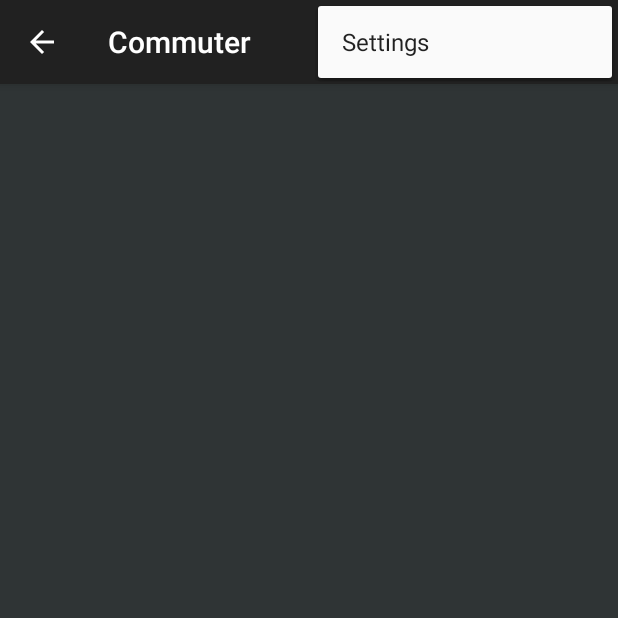
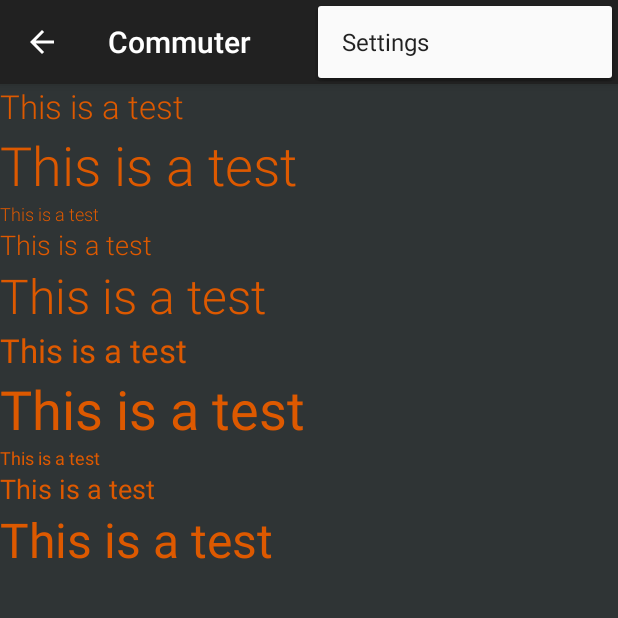
Before and after one commit to Br3ttl3y/Local, an Android app: the screen it shows after launch (Home), with the options menu open, on a phone screen of 412 x 824 dp, the top half of it. Run offline under Robolectric (Android 15) with nearby library versions, the phone set to English and light mode, and no system bars; 2 statements that could not run were skipped.

Commit message:
Continued work on nav drawer and UI elements

```diff
--- a/Commuter/commuter/src/main/java/austindroids/com/commuter/Home.java
+++ b/Commuter/commuter/src/main/java/austindroids/com/commuter/Home.java
@@ -1,14 +1,22 @@
 package austindroids.com.commuter;
 
-import android.graphics.drawable.ColorDrawable;
+import android.support.v4.app.Fragment;
+import android.support.v4.app.FragmentManager;
+import android.support.v4.app.FragmentTransaction;
 import android.support.v4.widget.DrawerLayout;
 import android.support.v7.app.ActionBarActivity;
-import android.support.v7.app.ActionBar;
 import android.os.Bundle;
 import android.view.Menu;
 import android.view.MenuItem;
 
-
+/**
+ * This class represents the main activity of the application. This class contains the entire view
+ * of the screen minus the action bar and status bar. This class handles creation of the nav drawer
+ * and any new fragments needed for the app. To accomplish this, use the nav item list or create
+ * callbacks to this class from the fragments by attaching the other classes interface in the
+ * onAttach(Activity activity) event and over riding the methods in this class where it should
+ * create the fragment and pass in any args that are needed.
+ */
 public class Home extends ActionBarActivity implements NavigationDrawer.NavigationDrawerCallbacks{
 
     private NavigationDrawer navigationDrawer;
@@ -21,6 +29,9 @@ public class Home extends ActionBarActivity implements NavigationDrawer.Navigati
         navigationDrawer = (NavigationDrawer) getSupportFragmentManager().findFragmentById(R.id.navigation_drawer);
         // setup the nav drawer
         navigationDrawer.setUp(R.id.navigation_drawer, (DrawerLayout) findViewById(R.id.drawer_layout));
+
+        // By default, navigate to the record fragment.
+        navigateToPage(R.id.nav_record);
 
     }
 
@@ -46,6 +57,32 @@ public class Home extends ActionBarActivity implements NavigationDrawer.Navigati
 
     @Override
     public void onNavDrawerItemSelected(NavigationDrawer.NavItem item) {
+        navigateToPage(item.id);
+    }
+
+    private void navigateToPage(int id) {
+        Fragment fragment = null;
+        switch (id) {
+            case R.id.nav_record:
+                fragment = new RecordFragment();
+        }
+        // we do not want to add to backstack here because if we do and the user clicks on the same
+        // nav drawer item over and over again, they will all be added to backstack holding the back
+        // button hostage
+        // TODO we can code it up so if there is not an instance if a particular fragment, we can add it to backstack, but this breaks android design guidelines.
+        navigateToFragment(fragment, false);
+    }
+
+    private void navigateToFragment(Fragment fragment, boolean addToBackStack) {
+        if (fragment != null) {
+            FragmentManager fragmentManager = getSupportFragmentManager();
+            FragmentTransaction ft = fragmentManager.beginTransaction();
+            if (addToBackStack) {
+                ft.addToBackStack(null);
+            }
+            ft.replace(R.id.container, fragment).commit();
+        }
 
     }
+
 }
--- a/Commuter/commuter/src/main/java/austindroids/com/commuter/NavigationDrawer.java
+++ b/Commuter/commuter/src/main/java/austindroids/com/commuter/NavigationDrawer.java
@@ -14,6 +14,8 @@ import android.view.LayoutInflater;
 import android.view.MenuItem;
 import android.view.View;
 import android.view.ViewGroup;
+import android.widget.AdapterView;
+import android.widget.ArrayAdapter;
 import android.widget.ListView;
 
 public class NavigationDrawer extends Fragment{
@@ -24,8 +26,14 @@ public class NavigationDrawer extends Fragment{
      */
     private static final String PREF_LEARNED_ABOUT_DRAWER = "nav_drawer_learned";
 
+    /**
+     * save the currently selected position in case of fragment is destroyed and recreated
+     */
+    private static final String STATE_SELECTED_POSITION = "selected_nav_drawer_position";
+
     NavigationDrawerCallbacks callbacks;
 
+    private int currentSelectedPosition = 0;
     private boolean userLearnedAboutDrawer;
 
     private ListView drawerListView;
@@ -33,12 +41,24 @@ public class NavigationDrawer extends Fragment{
     private DrawerLayout drawerLayout;
     private ActionBarDrawerToggle drawerToggle;
 
+    private NavItem[] navItemsDefault;
+    private ArrayAdapter<NavItem> adapter;
+
     @Override
     public void onCreate(Bundle savedInstanceState) {
         super.onCreate(savedInstanceState);
 
         SharedPreferences sharedPreferences = PreferenceManager.getDefaultSharedPreferences(getActivity());
         userLearnedAboutDrawer = sharedPreferences.getBoolean(PREF_LEARNED_ABOUT_DRAWER, false);
+
+        navItemsDefault = new NavItem[] {
+          new NavItem(R.id.nav_record, getString(R.string.record))
+        };
+
+        if (savedInstanceState != null) {
+            currentSelectedPosition = savedInstanceState.getInt(STATE_SELECTED_POSITION);
+            // TODO figure out how to navigate to this fragment
+        }
 
     }
 
@@ -57,10 +77,29 @@ public class NavigationDrawer extends Fragment{
     @Override
     public View onCreateView(LayoutInflater inflater, ViewGroup container, Bundle savedInstanceState) {
         drawerListView = (ListView) inflater.inflate(R.layout.fragment_nav_drawer, container, false);
-        // TODO set onItemClickListener
-        // TODO add nav items
+        drawerListView.setOnItemClickListener(new OnNavItemSelected());
 
+        adapter = new ArrayAdapter<NavItem>(
+                getActionBar().getThemedContext(),
+                R.layout.row_nav_item,
+                R.id.text_nav_text
+        );
+
+        // TODO move this behind auth layer if implemented
+        adapter.clear();
+        adapter.addAll(navItemsDefault);
+        adapter.notifyDataSetChanged();
+
+        drawerListView.setAdapter(adapter);
+
+        drawerListView.setItemChecked(currentSelectedPosition, true);
         return drawerListView;
+    }
+
+    @Override
+    public void onSaveInstanceState(Bundle outState) {
+        super.onSaveInstanceState(outState);
+        outState.putInt(STATE_SELECTED_POSITION, currentSelectedPosition);
     }
 
     @Override
@@ -95,6 +134,7 @@ public class NavigationDrawer extends Fragment{
         ActionBar actionBar = getActionBar();
         actionBar.setDisplayHomeAsUpEnabled(true);
         actionBar.setHomeButtonEnabled(true);
+        actionBar.setNavigationMode(ActionBar.NAVIGATION_MODE_STANDARD);
 
         drawerToggle = new ActionBarDrawerToggle(
                 getActivity(),
@@ -160,6 +200,21 @@ public class NavigationDrawer extends Fragment{
         void onNavDrawerItemSelected(NavItem item);
     }
 
+    private void selectItem(int position, NavItem item) {
+        currentSelectedPosition = position;
+
+        if (drawerListView != null) {
+            drawerListView.setItemChecked(position, true);
+        }
+        if (drawerLayout != null) {
+            drawerLayout.closeDrawer(fragmentContainerView);
+        }
+        if (callbacks != null) {
+            // Send a callback to the activity to replace the container with the new fragment
+            callbacks.onNavDrawerItemSelected(item);
+        }
+    }
+
     public static class NavItem {
         final int id;
         final String title;
@@ -174,4 +229,12 @@ public class NavigationDrawer extends Fragment{
             return title;
         }
     }
+
+    private class OnNavItemSelected implements AdapterView.OnItemClickListener {
+        @Override
+        public void onItemClick(AdapterView<?> parent, View view, int position, long id) {
+            NavItem item = (NavItem) parent.getItemAtPosition(position);
+            selectItem(position, item);
+        }
+    }
 }
--- /dev/null
+++ b/Commuter/commuter/src/main/java/austindroids/com/commuter/RecordFragment.java
@@ -0,0 +1,21 @@
+package austindroids.com.commuter;
+
+import android.os.Bundle;
+import android.support.v4.app.Fragment;
+import android.view.LayoutInflater;
+import android.view.View;
+import android.view.ViewGroup;
+
+/**
+ * Created by markrebhan on 7/5/14.
+ */
+public class RecordFragment extends Fragment {
+
+    @Override
+    public View onCreateView(LayoutInflater inflater, ViewGroup container, Bundle savedInstanceState) {
+        View view = inflater.inflate(R.layout.fragment_record, container, false);
+
+
+        return view;
+    }
+}
--- /dev/null
+++ b/Commuter/commuter/src/main/res/drawable/nav_item.xml
@@ -0,0 +1,12 @@
+<?xml version="1.0" encoding="utf-8"?>
+
+<selector xmlns:android="http://schemas.android.com/apk/res/android">
+
+    <item android:state_pressed="true"
+        android:drawable="@color/blue_selected" />
+    <item android:state_focused="true"
+        android:drawable="@color/blue_selected" />
+    <!-- default state color -->
+    <item android:drawable="@color/blue_main" />
+
+</selector>
--- a/Commuter/commuter/src/main/res/layout/fragment_nav_drawer.xml
+++ b/Commuter/commuter/src/main/res/layout/fragment_nav_drawer.xml
@@ -6,6 +6,8 @@
     android:layout_height="match_parent"
     android:choiceMode="singleChoice"
     android:background="@color/blue_main"
+    android:dividerHeight="1dp"
+    android:divider="@color/gray_dark_main"
     tools:context="austindroids.com.commuter.NavigationDrawer">
 
 </ListView>
--- /dev/null
+++ b/Commuter/commuter/src/main/res/layout/fragment_record.xml
@@ -0,0 +1,89 @@
+<?xml version="1.0" encoding="utf-8"?>
+
+<LinearLayout xmlns:android="http://schemas.android.com/apk/res/android"
+    android:orientation="vertical"
+    android:layout_width="match_parent"
+    android:layout_height="match_parent"
+    android:background="@color/black_background">
+
+    <TextView
+        android:layout_width="wrap_content"
+        android:layout_height="wrap_content"
+        android:textSize="22sp"
+        android:text="This is a test"
+        android:fontFamily="sans-serif-light"
+        android:textColor="@color/orange_main"/>
+
+    <TextView
+        android:layout_width="wrap_content"
+        android:layout_height="wrap_content"
+        android:textSize="36sp"
+        android:text="This is a test"
+        android:fontFamily="sans-serif-light"
+        android:textColor="@color/orange_main"/>
+
+    <TextView
+        android:layout_width="wrap_content"
+        android:layout_height="wrap_content"
+        android:textSize="12sp"
+        android:text="This is a test"
+        android:fontFamily="sans-serif-light"
+        android:textColor="@color/orange_main"/>
+
+    <TextView
+        android:layout_width="wrap_content"
+        android:layout_height="wrap_content"
+        android:textSize="18sp"
+        android:text="This is a test"
+        android:fontFamily="sans-serif-light"
+        android:textColor="@color/orange_main"/>
+
+    <TextView
+        android:layout_width="wrap_content"
+        android:layout_height="wrap_content"
+        android:textSize="32sp"
+        android:text="This is a test"
+        android:fontFamily="sans-serif-light"
+        android:textColor="@color/orange_main"/>
+
+    <TextView
+        android:layout_width="wrap_content"
+        android:layout_height="wrap_content"
+        android:textSize="22sp"
+        android:text="This is a test"
+        android:fontFamily="sans-serif"
+        android:textColor="@color/orange_main"/>
+
+    <TextView
+        android:layout_width="wrap_content"
+        android:layout_height="wrap_content"
+        android:textSize="36sp"
+        android:text="This is a test"
+        android:fontFamily="sans-serif"
+        android:textColor="@color/orange_main"/>
+
+    <TextView
+        android:layout_width="wrap_content"
+        android:layout_height="wrap_content"
+        android:textSize="12sp"
+        android:text="This is a test"
+        android:fontFamily="sans-serif"
+        android:textColor="@color/orange_main"/>
+
+    <TextView
+        android:layout_width="wrap_content"
+        android:layout_height="wrap_content"
+        android:textSize="18sp"
+        android:text="This is a test"
+        android:fontFamily="sans-serif"
+        android:textColor="@color/orange_main"/>
+
+    <TextView
+        android:layout_width="wrap_content"
+        android:layout_height="wrap_content"
+        android:textSize="32sp"
+        android:text="This is a test"
+        android:fontFamily="sans-serif"
+        android:textColor="@color/orange_main"/>
+
+</LinearLayout>
--- /dev/null
+++ b/Commuter/commuter/src/main/res/layout/row_nav_item.xml
@@ -0,0 +1,20 @@
+<?xml version="1.0" encoding="utf-8"?>
+
+<LinearLayout xmlns:android="http://schemas.android.com/apk/res/android"
+    xmlns:tools="http://schemas.android.com/tools"
+    android:orientation="horizontal"
+    android:layout_width="match_parent"
+    android:layout_height="48dp"
+    android:background="@drawable/nav_item">
+
+    <TextView
+        android:id="@+id/text_nav_text"
+        android:layout_width="wrap_content"
+        android:layout_height="wrap_content"
+        android:textColor="@color/gray_dark_main"
+        android:layout_marginLeft="16dp"
+        android:layout_gravity="center"
+        android:textSize="22sp"
+        tools:text="Record"/>
+
+</LinearLayout>
--- a/Commuter/commuter/src/main/res/values/colors.xml
+++ b/Commuter/commuter/src/main/res/values/colors.xml
@@ -5,6 +5,8 @@
     <color name="blue_main">#c5e1e2</color>
     <color name="orange_main">#DD5900</color>
     <color name="gray_main">#CBC4BC</color>
+    <color name="gray_dark_main">#686663</color>
+    <color name="blue_selected">#7ebcbe</color>
 
 
 </resources>
--- /dev/null
+++ b/Commuter/commuter/src/main/res/values/nav_ids.xml
@@ -0,0 +1,5 @@
+<?xml version="1.0" encoding="utf-8"?>
+<resources>
+    <item name="nav_record" type="id" />
+
+</resources>
--- a/Commuter/commuter/src/main/res/values/strings.xml
+++ b/Commuter/commuter/src/main/res/values/strings.xml
@@ -6,5 +6,6 @@
     <string name="action_settings">Settings</string>
     <string name="navigation_drawer_open">Navigation Drawer Open</string>
     <string name="navigation_drawer_closed">Navigation Drawer Closed</string>
+    <string name="record">Record</string>
 
 </resources>
```
